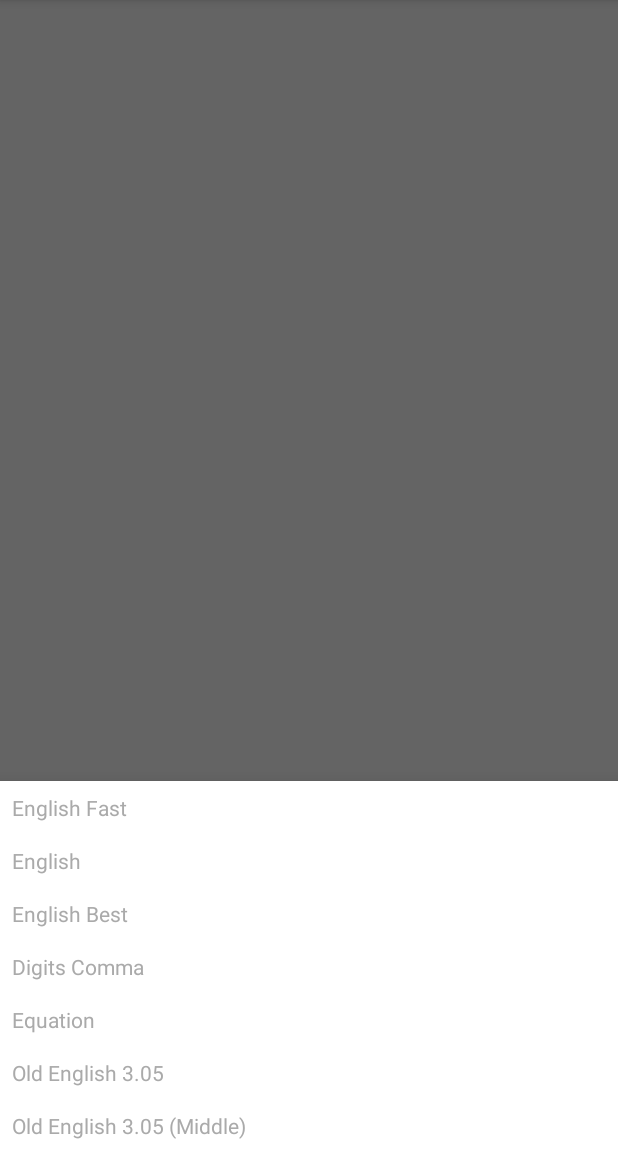
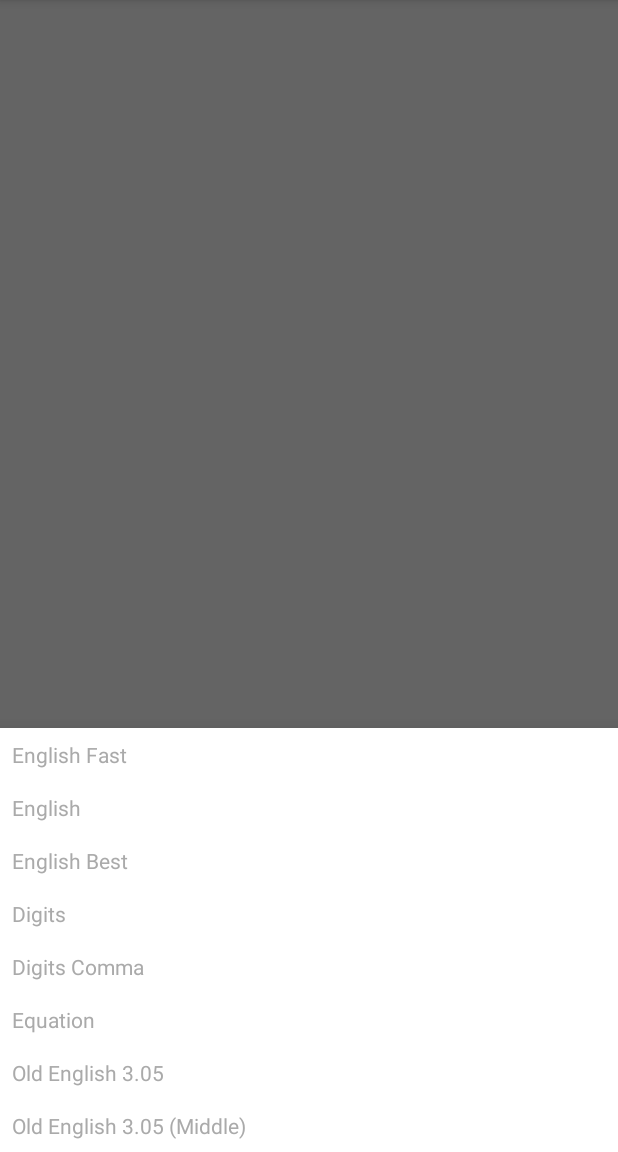
Before and after one commit to sheungon/Android-OCR-example, an Android app: the fragment TrainedDataBottomSheetDialogFragment placed in its activity, on a phone screen of 412 x 824 dp, the part 84-1236 px from its top. Run offline under Robolectric (Android 15) with nearby library versions, the phone set to English and light mode, and no system bars; our stand-ins replace data binding; libraries missing offline, so code that uses them is left out: com.googlecode.tesseract.

Commit message:
Added digits traineddata.

```diff
--- a/app/src/main/java/com/sotwtm/ocr/demo/main/OcrOptions.kt
+++ b/app/src/main/java/com/sotwtm/ocr/demo/main/OcrOptions.kt
@@ -9,7 +9,7 @@ class OcrOptions() {
     val showTextBounds = ObservableBoolean(true)
     val recognitionEnhancement = ObservableBoolean(true)
     val allowedDigitOnly = ObservableBoolean(true)
-    val selectedTrainedData = ObservableField<String>("digits_comma")
+    val selectedTrainedData = ObservableField("digits")
     val segMode = ObservableInt(TessBaseAPI.PageSegMode.PSM_SINGLE_BLOCK)
 
     fun setSelectedTrainedData(selected: Any?) {
--- a/app/src/main/res/layout/list_trained_data.xml
+++ b/app/src/main/res/layout/list_trained_data.xml
@@ -6,7 +6,7 @@
 
         <variable
                 name="fragment"
-            type="com.sotwtm.ocr.demo.option.TrainedDataBottomSheetDialogFragment"/>
+                type="com.sotwtm.ocr.demo.option.TrainedDataBottomSheetDialogFragment" />
 
         <variable
                 name="options"
@@ -62,6 +62,17 @@
                     android:foreground="?attr/selectableItemBackground"
                     android:onClick="@{fragment::onClick}"
                     android:padding="8dp"
+                    android:tag="digits"
+                    android:text="Digits"
+                    android:textColor='@{options.selectedTrainedData == "digits" ? @android:color/black : @android:color/darker_gray}'
+                    tools:textColor="@android:color/darker_gray" />
+
+            <TextView
+                    android:layout_width="match_parent"
+                    android:layout_height="wrap_content"
+                    android:foreground="?attr/selectableItemBackground"
+                    android:onClick="@{fragment::onClick}"
+                    android:padding="8dp"
                     android:tag="digits_comma"
                     android:text="Digits Comma"
                     android:textColor='@{options.selectedTrainedData == "digits_comma" ? @android:color/black : @android:color/darker_gray}'
```
Also changed, not shown: 1 other file. Lines whose indentation alone changed are shown as unchanged.
